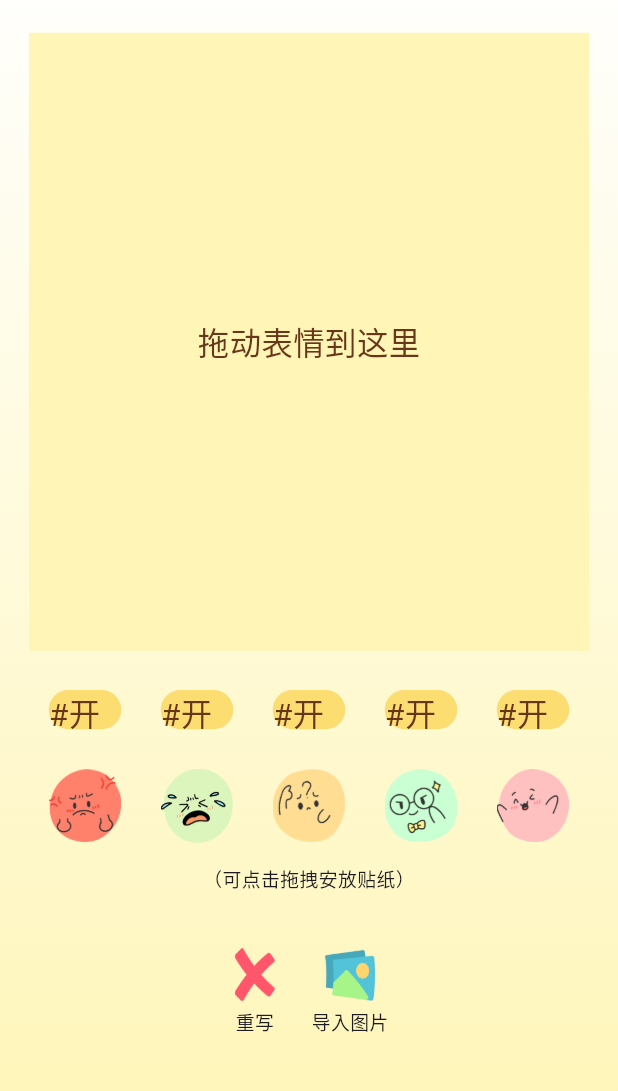
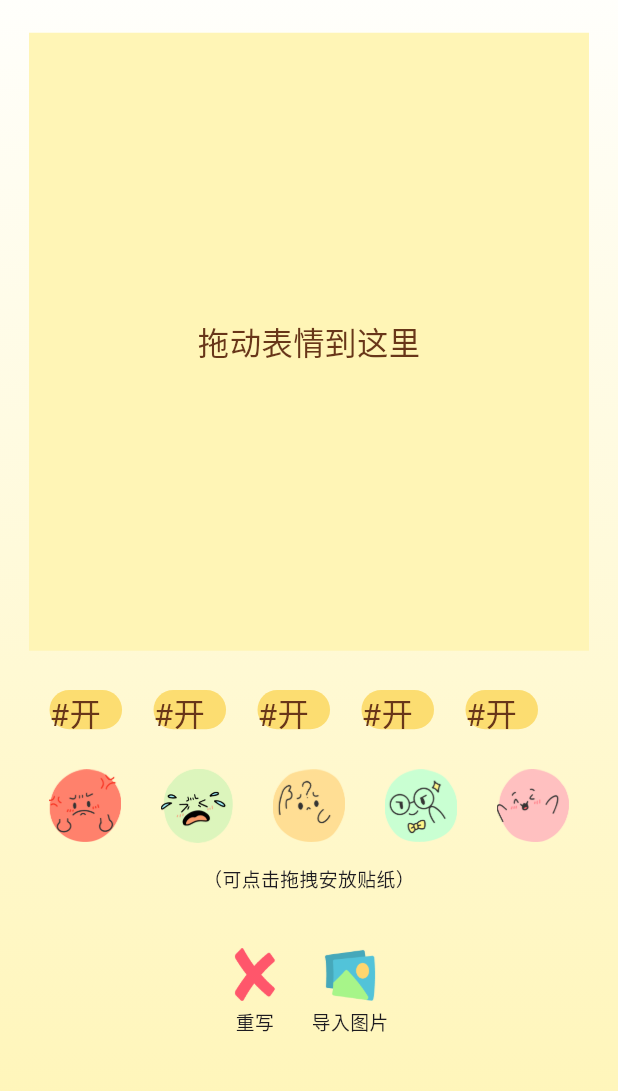
Before and after one commit to Jarvis636431/Emotion, a Flutter app: the WriteNotePage screen opened directly, on a phone screen of 412 x 824 dp, the part 67-1158 px from its top. Run offline on Flutter 3.47's test engine with Material 3 defaults, Android fonts, the phone set to English and light mode, and no system bars; our stand-ins replace audioplayers, flutter_screenutil, shared_preferences; missing offline and left inert: flutter_floating_bottom_bar; accounts and stored records are empty; Roboto replaces fonts that are missing (LanSong).

Commit message:
[fix]简化了代码结构，使用listview.builder代替了row里的很多重复元素

```diff
--- a/lib/screens/funtions_pages/write_note_page.dart
+++ b/lib/screens/funtions_pages/write_note_page.dart
@@ -16,6 +16,8 @@ class _WriteNotePageState extends State<WriteNotePage> {
 
   @override
   Widget build(BuildContext context) {
+    List<String> tags = ['#开心', '#开心', '#开心', '#开心', '#开心'];
+
     final timeDateProvider = Provider.of<TimeDateProvider>(context);
 
     return Container(
@@ -98,75 +100,33 @@ class _WriteNotePageState extends State<WriteNotePage> {
               Row(
                 mainAxisAlignment: MainAxisAlignment.spaceAround,
                 children: [
-                  Container(
+                  SizedBox(
+                    height: 25.w,
+                    width: 350.w,
+                    child: ListView.builder(
+                      physics: const NeverScrollableScrollPhysics(),
+                      scrollDirection: Axis.horizontal,
+                      itemCount: tags.length,
+                      itemBuilder: (context, index) {
+                        return Container(
                           width: 50.h,
-                    height: 25.w,
+                          margin: EdgeInsets.symmetric(horizontal: 10.w),
                           decoration: BoxDecoration(
                             color: ColorUtils.tag_bg,
                             borderRadius: BorderRadius.circular(20.r),
                           ),
                           alignment: Alignment.center,
-                    child: Text('#开心',
+                          child: Text(
+                            tags[index],
                             style: TextStyle(
                               fontFamily: 'LanSong',
                               fontSize: 20.sp,
-                            color: ColorUtils.text_brown)),
+                              color: ColorUtils.text_brown,
                             ),
-                  Container(
-                    width: 50.h,
-                    height: 25.w,
-                    decoration: BoxDecoration(
-                      color: ColorUtils.tag_bg,
-                      borderRadius: BorderRadius.circular(20.r),
                           ),
-                    alignment: Alignment.center,
-                    child: Text('#开心',
-                        style: TextStyle(
-                            fontFamily: 'LanSong',
-                            fontSize: 20.sp,
-                            color: ColorUtils.text_brown)),
+                        );
+                      },
                     ),
-                  Container(
-                    width: 50.h,
-                    height: 25.w,
-                    decoration: BoxDecoration(
-                      color: ColorUtils.tag_bg,
-                      borderRadius: BorderRadius.circular(20.r),
-                    ),
-                    alignment: Alignment.center,
-                    child: Text('#开心',
-                        style: TextStyle(
-                            fontFamily: 'LanSong',
-                            fontSize: 20.sp,
-                            color: ColorUtils.text_brown)),
-                  ),
-                  Container(
-                    width: 50.h,
-                    height: 25.w,
-                    decoration: BoxDecoration(
-                      color: ColorUtils.tag_bg,
-                      borderRadius: BorderRadius.circular(20.r),
-                    ),
-                    alignment: Alignment.center,
-                    child: Text('#开心',
-                        style: TextStyle(
-                            fontFamily: 'LanSong',
-                            fontSize: 20.sp,
-                            color: ColorUtils.text_brown)),
-                  ),
-                  Container(
-                    width: 50.h,
-                    height: 25.w,
-                    decoration: BoxDecoration(
-                      color: ColorUtils.tag_bg,
-                      borderRadius: BorderRadius.circular(20.r),
-                    ),
-                    alignment: Alignment.center,
-                    child: Text('#开心',
-                        style: TextStyle(
-                            fontFamily: 'LanSong',
-                            fontSize: 20.sp,
-                            color: ColorUtils.text_brown)),
                   ),
                 ],
               ),
@@ -174,11 +134,16 @@ class _WriteNotePageState extends State<WriteNotePage> {
               Row(
                 mainAxisAlignment: MainAxisAlignment.spaceAround,
                 children: [
-                  _buildDraggableEmoji('assets/images/function/note_icons/note_icon_angry.png'),
-                  _buildDraggableEmoji('assets/images/function/note_icons/note_icon_sad.png'),
-                  _buildDraggableEmoji('assets/images/function/note_icons/note_icon_normal.png'),
-                  _buildDraggableEmoji('assets/images/function/note_icons/note_icon_clever.png'),
-                  _buildDraggableEmoji('assets/images/function/note_icons/note_icon_happy.png'),
+                  _buildDraggableEmoji(
+                      'assets/images/function/note_icons/note_icon_angry.png'),
+                  _buildDraggableEmoji(
+                      'assets/images/function/note_icons/note_icon_sad.png'),
+                  _buildDraggableEmoji(
+                      'assets/images/function/note_icons/note_icon_normal.png'),
+                  _buildDraggableEmoji(
+                      'assets/images/function/note_icons/note_icon_clever.png'),
+                  _buildDraggableEmoji(
+                      'assets/images/function/note_icons/note_icon_happy.png'),
                 ],
               ),
               SizedBox(height: 15.w),
```
Lines whose indentation alone changed are shown as unchanged.
